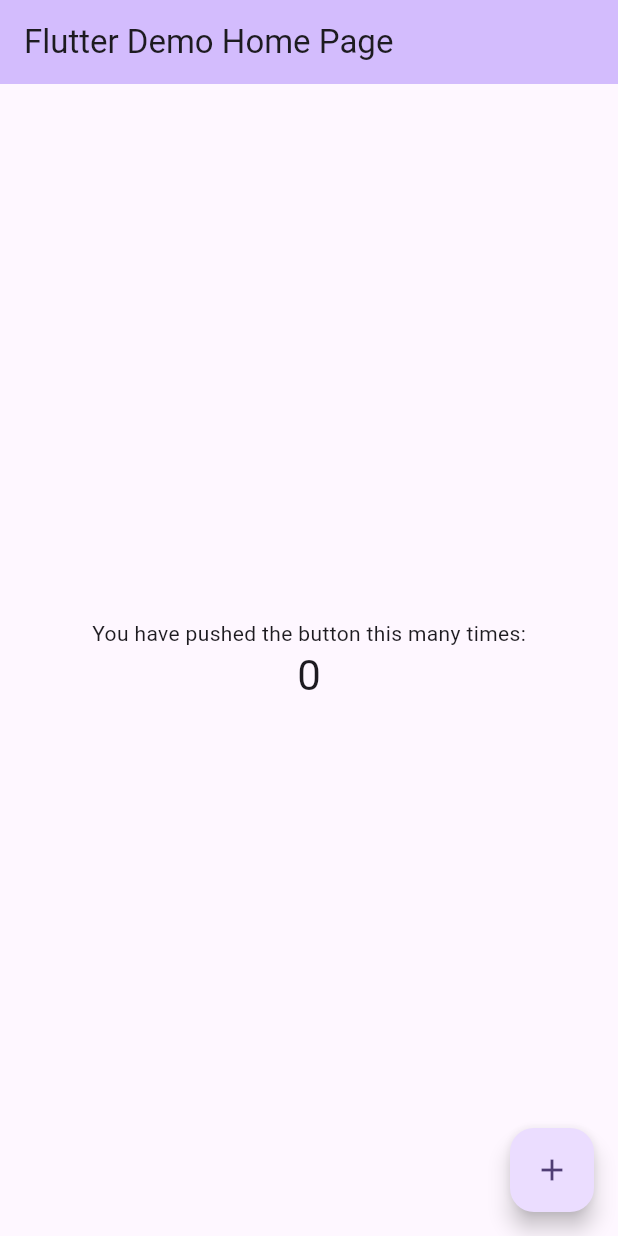
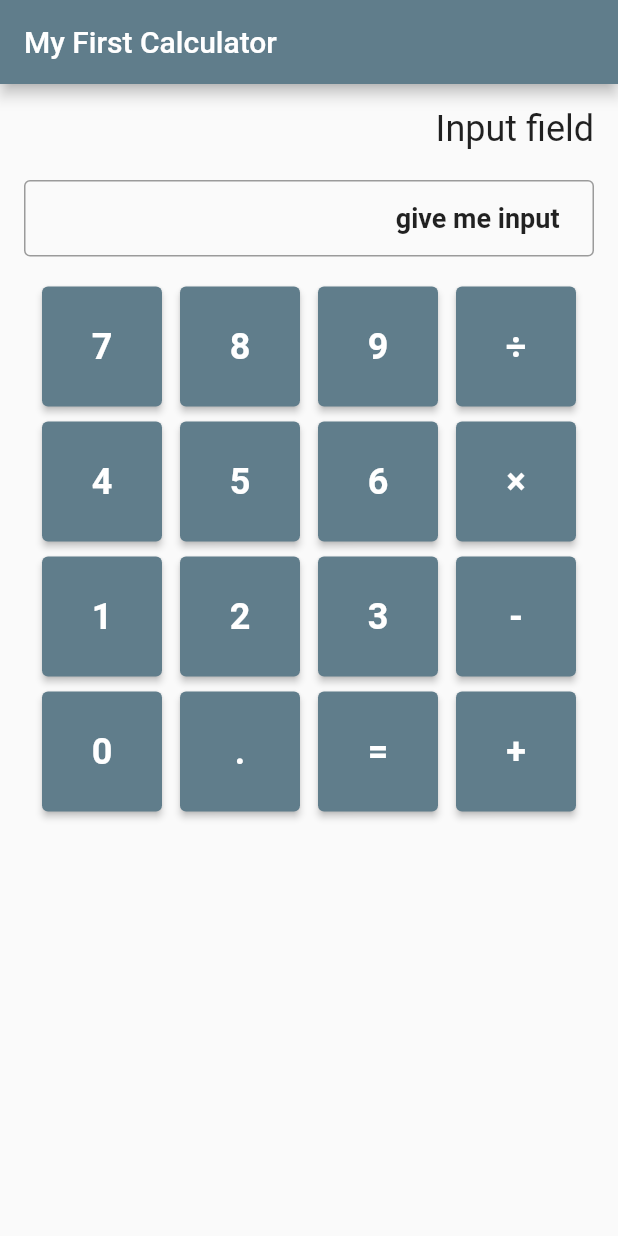
Before and after one commit to MdSourav76046/Flutter_lab_work, a Flutter app: the screen it shows after launch, on a phone screen of 412 x 824 dp. Run offline on Flutter 3.47's test engine with Material 2 defaults, Android fonts, the phone set to English and light mode, and no system bars.

Commit message:
new commit

```diff
--- a/lib/main.dart
+++ b/lib/main.dart
@@ -1,125 +1,110 @@
 import 'package:flutter/material.dart';
 
 void main() {
-  runApp(const MyApp());
+  runApp(CalculatorApp());
 }
 
-class MyApp extends StatelessWidget {
-  const MyApp({super.key});
-
-  // This widget is the root of your application.
+class CalculatorApp extends StatelessWidget {
   @override
   Widget build(BuildContext context) {
     return MaterialApp(
-      title: 'Flutter Demo',
-      theme: ThemeData(
-        // This is the theme of your application.
-        //
-        // TRY THIS: Try running your application with "flutter run". You'll see
-        // the application has a blue toolbar. Then, without quitting the app,
-        // try changing the seedColor in the colorScheme below to Colors.green
-        // and then invoke "hot reload" (save your changes or press the "hot
-        // reload" button in a Flutter-supported IDE, or press "r" if you used
-        // the command line to start the app).
-        //
-        // Notice that the counter didn't reset back to zero; the application
-        // state is not lost during the reload. To reset the state, use hot
-        // restart instead.
-        //
-        // This works for code too, not just values: Most code changes can be
-        // tested with just a hot reload.
-        colorScheme: ColorScheme.fromSeed(seedColor: Colors.deepPurple),
-        useMaterial3: true,
-      ),
-      home: const MyHomePage(title: 'Flutter Demo Home Page'),
+      title: 'Calculator App',
+      theme: ThemeData(primarySwatch: Colors.blueGrey),
+      home: CalculatorScreen(),
     );
   }
 }
 
-class MyHomePage extends StatefulWidget {
-  const MyHomePage({super.key, required this.title});
-
-  // This widget is the home page of your application. It is stateful, meaning
-  // that it has a State object (defined below) that contains fields that affect
-  // how it looks.
-
-  // This class is the configuration for the state. It holds the values (in this
-  // case the title) provided by the parent (in this case the App widget) and
-  // used by the build method of the State. Fields in a Widget subclass are
-  // always marked "final".
-
-  final String title;
-
-  @override
-  State<MyHomePage> createState() => _MyHomePageState();
-}
-
-class _MyHomePageState extends State<MyHomePage> {
-  int _counter = 0;
-
-  void _incrementCounter() {
-    setState(() {
-      // This call to setState tells the Flutter framework that something has
-      // changed in this State, which causes it to rerun the build method below
-      // so that the display can reflect the updated values. If we changed
-      // _counter without calling setState(), then the build method would not be
-      // called again, and so nothing would appear to happen.
-      _counter++;
-    });
-  }
-
+class CalculatorScreen extends StatelessWidget {
   @override
   Widget build(BuildContext context) {
-    // This method is rerun every time setState is called, for instance as done
-    // by the _incrementCounter method above.
-    //
-    // The Flutter framework has been optimized to make rerunning build methods
-    // fast, so that you can just rebuild anything that needs updating rather
-    // than having to individually change instances of widgets.
     return Scaffold(
-      appBar: AppBar(
-        // TRY THIS: Try changing the color here to a specific color (to
-        // Colors.amber, perhaps?) and trigger a hot reload to see the AppBar
-        // change color while the other colors stay the same.
-        backgroundColor: Theme.of(context).colorScheme.inversePrimary,
-        // Here we take the value from the MyHomePage object that was created by
-        // the App.build method, and use it to set our appbar title.
-        title: Text(widget.title),
-      ),
-      body: Center(
-        // Center is a layout widget. It takes a single child and positions it
-        // in the middle of the parent.
+      appBar: AppBar(title: Text('My First Calculator')),
+      body: Padding(
+        padding: const EdgeInsets.all(16.0),
         child: Column(
-          // Column is also a layout widget. It takes a list of children and
-          // arranges them vertically. By default, it sizes itself to fit its
-          // children horizontally, and tries to be as tall as its parent.
-          //
-          // Column has various properties to control how it sizes itself and
-          // how it positions its children. Here we use mainAxisAlignment to
-          // center the children vertically; the main axis here is the vertical
-          // axis because Columns are vertical (the cross axis would be
-          // horizontal).
-          //
-          // TRY THIS: Invoke "debug painting" (choose the "Toggle Debug Paint"
-          // action in the IDE, or press "p" in the console), to see the
-          // wireframe for each widget.
-          mainAxisAlignment: MainAxisAlignment.center,
-          children: <Widget>[
-            const Text(
-              'You have pushed the button this many times:',
+          crossAxisAlignment: CrossAxisAlignment.end,
+          children: [
+            Text(
+              'Input field', // Display the ongoing calculation or result here
+              style: TextStyle(fontSize: 24),
             ),
-            Text(
-              '$_counter',
-              style: Theme.of(context).textTheme.headlineMedium,
+            SizedBox(height: 20),
+            TextField(
+              decoration: InputDecoration(
+                border: OutlineInputBorder(),
+                contentPadding: EdgeInsets.symmetric(vertical: 15, horizontal: 20),
+              ),
+              style: TextStyle(fontSize: 18, fontWeight: FontWeight.bold ,),
+              textAlign: TextAlign.end,
+              readOnly: true,
+              controller: TextEditingController(text: 'give me input'), // Replace '579' with your current input
+            )
+            ,
+            SizedBox(height: 20),
+            Row(
+              mainAxisAlignment: MainAxisAlignment.spaceEvenly,
+              children: [
+                CalculatorButton(text: '7'),
+                CalculatorButton(text: '8'),
+                CalculatorButton(text: '9'),
+                CalculatorButton(text: '÷'),
+              ],
+            ),
+            SizedBox(height: 10),
+            Row(
+              mainAxisAlignment: MainAxisAlignment.spaceEvenly,
+              children: [
+                CalculatorButton(text: '4'),
+                CalculatorButton(text: '5'),
+                CalculatorButton(text: '6'),
+                CalculatorButton(text: '×'),
+              ],
+            ),
+            SizedBox(height: 10),
+            Row(
+              mainAxisAlignment: MainAxisAlignment.spaceEvenly,
+              children: [
+                CalculatorButton(text: '1'),
+                CalculatorButton(text: '2'),
+                CalculatorButton(text: '3'),
+                CalculatorButton(text: '-'),
+              ],
+            ),
+            SizedBox(height: 10),
+            Row(
+              mainAxisAlignment: MainAxisAlignment.spaceEvenly,
+              children: [
+                CalculatorButton(text: '0'),
+                CalculatorButton(text: '.'),
+                CalculatorButton(text: '='),
+                CalculatorButton(text: '+'),
+              ],
             ),
           ],
         ),
       ),
-      floatingActionButton: FloatingActionButton(
-        onPressed: _incrementCounter,
-        tooltip: 'Increment',
-        child: const Icon(Icons.add),
-      ), // This trailing comma makes auto-formatting nicer for build methods.
     );
   }
 }
+
+class CalculatorButton extends StatelessWidget {
+  final String text;
+
+  const CalculatorButton({required this.text});
+
+  @override
+  Widget build(BuildContext context) {
+    return Container(
+      width: 80,
+      height: 80,
+      child: ElevatedButton(
+        onPressed: () {},
+        child: Text(
+          text,
+          style: TextStyle(fontSize: 24, fontWeight: FontWeight.bold),
+        ),
+      ),
+    );
+  }
+}
--- a/pubspec.yaml
+++ b/pubspec.yaml
@@ -30,6 +30,7 @@ environment:
 dependencies:
   flutter:
     sdk: flutter
+  math_expressions: ^2.1.0
 
 
   # The following adds the Cupertino Icons font to your application.
```
Also changed, not shown: pubspec.lock.
